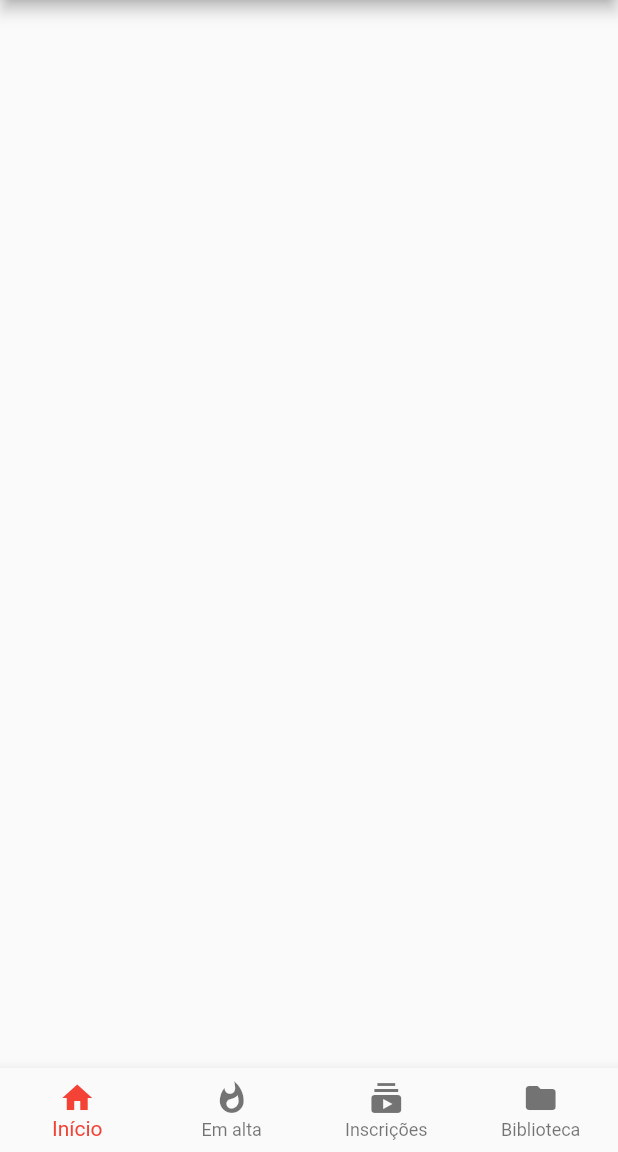
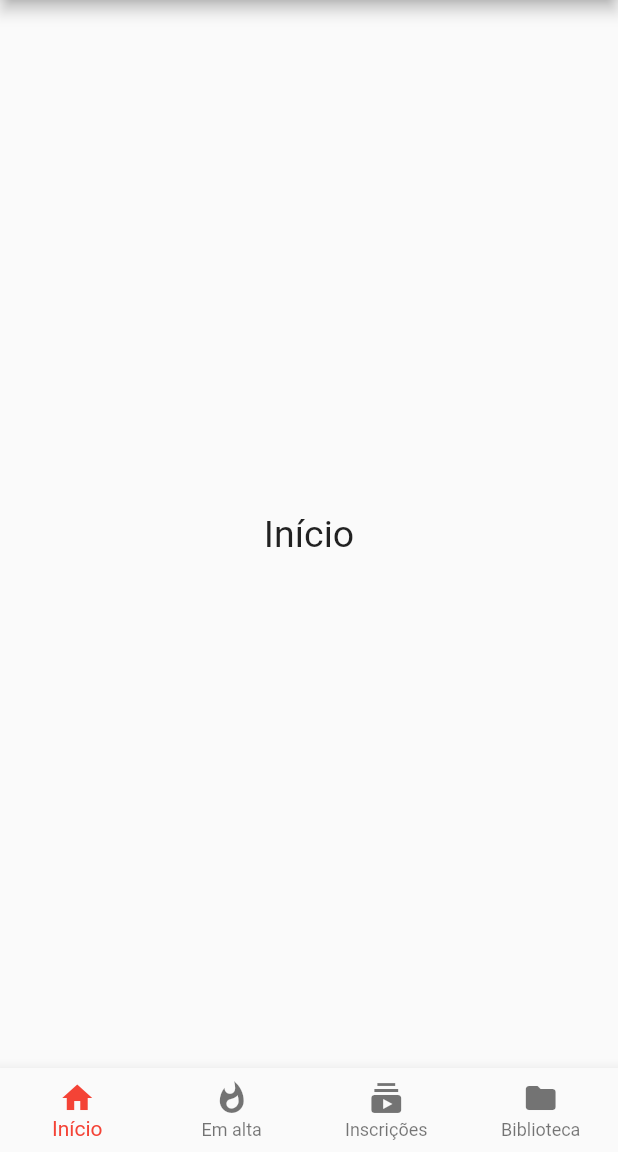
Before and after one commit to andrericardoweb/clone_youtube_app, a Flutter app: the screen it shows after launch, on a phone screen of 412 x 824 dp, the part 84-1236 px from its top. Run offline on Flutter 3.47's test engine with Material 2 defaults, Android fonts, the phone set to English and light mode, and no system bars.

Commit message:
Create screens

```diff
--- a/lib/Home.dart
+++ b/lib/Home.dart
@@ -1,3 +1,7 @@
+import 'package:clone_youtube_app/screens/Biblioteca.dart';
+import 'package:clone_youtube_app/screens/EmAlta.dart';
+import 'package:clone_youtube_app/screens/Inicio.dart';
+import 'package:clone_youtube_app/screens/Inscricao.dart';
 import 'package:flutter/material.dart';
 
 class Home extends StatefulWidget {
@@ -9,10 +13,16 @@ class _HomeState extends State<Home> {
 
   int _indexCurrentBottomNavigatorBar = 0;
 
-
-
   @override
   Widget build(BuildContext context) {
+
+    List<Widget> screens = [
+      Inicio(),
+      EmAlta(),
+      Inscricao(),
+      Biblioteca()
+    ];
+
     return Scaffold(
       appBar: AppBar(
         iconTheme: IconThemeData(
@@ -39,7 +49,7 @@ class _HomeState extends State<Home> {
           )
         ],
       ),
-      body: Container(),
+      body: screens[_indexCurrentBottomNavigatorBar],
       bottomNavigationBar: BottomNavigationBar(
         currentIndex: _indexCurrentBottomNavigatorBar,
         onTap: (indexBottomNavigatorBar){
--- /dev/null
+++ b/lib/screens/Inicio.dart
@@ -0,0 +1,22 @@
+import 'package:flutter/material.dart';
+
+class Inicio extends StatefulWidget {
+  @override
+  _InicioState createState() => _InicioState();
+}
+
+class _InicioState extends State<Inicio> {
+  @override
+  Widget build(BuildContext context) {
+    return Container(
+      child: Center(
+        child: Text(
+          "Início",
+          style: TextStyle(
+            fontSize: 25
+          ),
+        ),
+      ),
+    );
+  }
+}
```
Also changed, not shown: lib/screens/Biblioteca.dart (added, +22 -0 lines), lib/screens/EmAlta.dart (added, +22 -0 lines), lib/screens/Inscricao.dart (added, +22 -0 lines).
